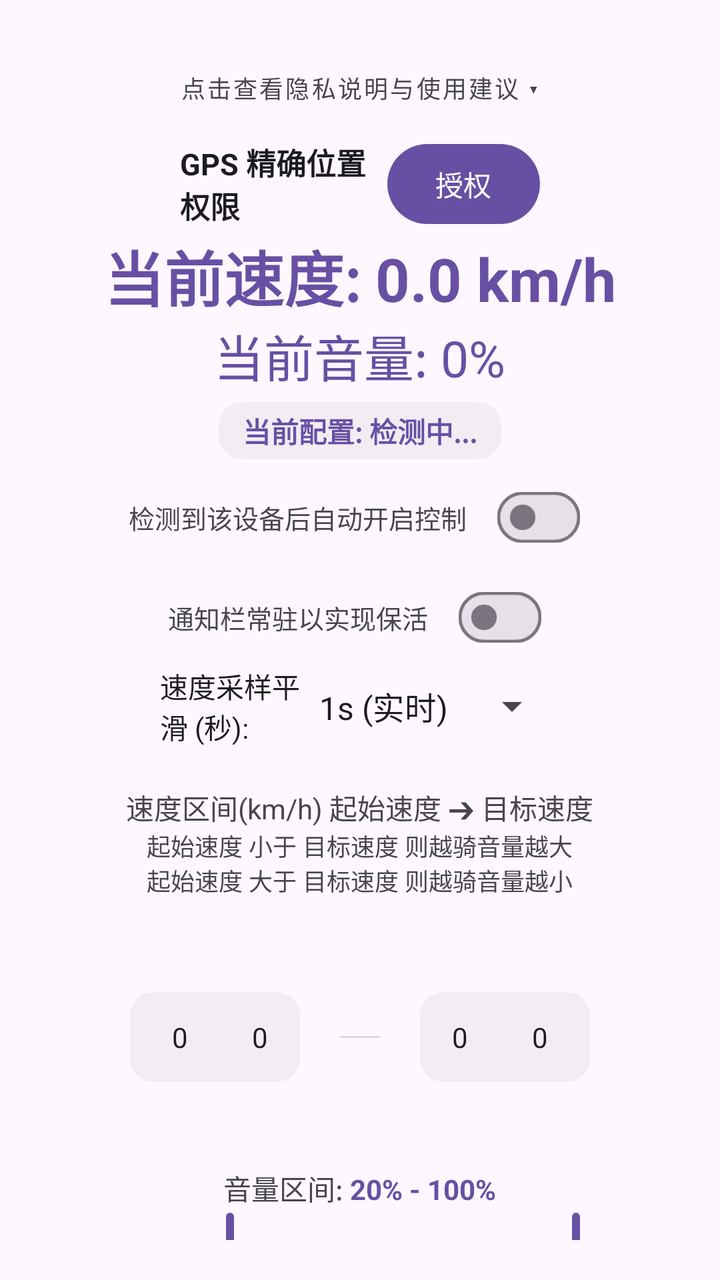
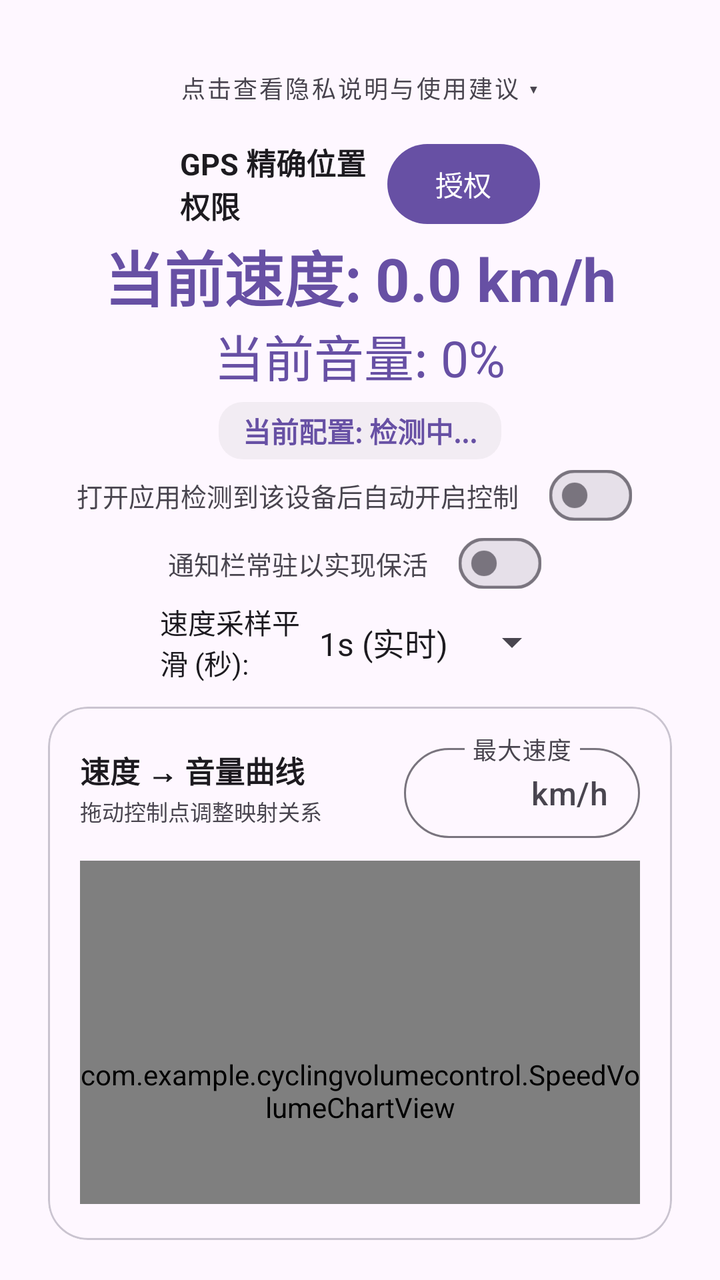

An Android layout rendered at two revisions. The XML below is the earlier revision; the diff shows what the commit changed to produce the second picture.
<!-- AndroidManifest.xml: application theme Theme.CyclingVolumeControl -->
<!-- res/layout/activity_main.xml -->
<?xml version="1.0" encoding="utf-8"?>
<LinearLayout xmlns:android="http://schemas.android.com/apk/res/android"
    android:id="@+id/main"
    android:layout_width="match_parent"
    android:layout_height="match_parent"
    android:orientation="vertical"
    android:padding="20dp"
    android:gravity="top|center_horizontal"
    android:background="?android:attr/colorBackground">

    
    <LinearLayout
        android:layout_width="match_parent"
        android:layout_height="wrap_content"
        android:orientation="vertical"
        android:gravity="center_horizontal"
        android:padding="0dp">

        <Button
            android:id="@+id/btnShowPrivacy"
            style="@style/Widget.MaterialComponents.Button.TextButton"
            android:layout_width="wrap_content"
            android:layout_height="wrap_content"
            android:text="点击查看隐私说明与使用建议 ▾"
            android:textSize="12sp"
            android:textColor="?android:attr/textColorSecondary" />

        
    </LinearLayout>


    
    <LinearLayout
        android:layout_width="match_parent"
        android:layout_height="wrap_content"
        android:orientation="horizontal"
        android:gravity="center_vertical"
        android:layout_marginBottom="0dp"
        android:paddingHorizontal="70dp">

        <TextView
            android:layout_width="0dp"
            android:layout_weight="1"
            android:layout_height="wrap_content"
            android:text="GPS 精确位置权限"
            android:textSize="15sp"
            android:textStyle="bold"
            android:textColor="?android:attr/textColorPrimary" />

        <Button
            android:id="@+id/btnPermissionFine"
            android:layout_width="wrap_content"
            android:layout_height="wrap_content"
            android:text="授权"
            android:minWidth="10dp" />
    </LinearLayout>

    
    <TextView
        android:id="@+id/speedText"
        android:layout_width="wrap_content"
        android:layout_height="wrap_content"
        android:text="当前速度: 0.0 km/h"
        android:textSize="30sp"
        android:textColor="?android:attr/colorPrimary"
        android:textStyle="bold" />

    <TextView
        android:id="@+id/volumeText"
        android:layout_width="wrap_content"
        android:layout_height="wrap_content"
        android:layout_marginTop="0dp"
        android:text="当前音量: 0%"
        android:textSize="25sp"
        android:textColor="?android:attr/colorPrimary"/>

    
    <TextView
        android:id="@+id/deviceTypeText"
        android:layout_width="wrap_content"
        android:layout_height="wrap_content"
        android:layout_marginTop="5dp"
        android:text="当前配置: 检测中..."
        android:textSize="14sp"
        android:paddingHorizontal="12dp"
        android:paddingVertical="4dp"
        android:background="@drawable/bg_picker_selection"
        android:textColor="?android:attr/colorPrimary"
        android:textStyle="bold" />

    
    <LinearLayout
        android:layout_width="wrap_content"
        android:layout_height="wrap_content"
        android:orientation="horizontal"
        android:gravity="center_vertical"
        android:layout_marginTop="5dp">

        <TextView
            android:layout_width="wrap_content"
            android:layout_height="wrap_content"
            android:text="检测到该设备后自动开启控制"
            android:textSize="13sp"
            android:textColor="?android:attr/textColorSecondary" />

        <com.google.android.material.materialswitch.MaterialSwitch
            android:id="@+id/autoStartSwitch"
            android:layout_width="wrap_content"
            android:layout_height="wrap_content"
            android:layout_marginStart="10dp"
            android:scaleX="0.8"
            android:scaleY="0.8" />
    </LinearLayout>

    
    <LinearLayout
        android:layout_width="wrap_content"
        android:layout_height="wrap_content"
        android:orientation="horizontal"
        android:gravity="center_vertical"
        android:layout_marginTop="2dp">

        <TextView
            android:layout_width="wrap_content"
            android:layout_height="wrap_content"
            android:text="通知栏常驻以实现保活"
            android:textSize="13sp"
            android:textColor="?android:attr/textColorSecondary" />

        <com.google.android.material.materialswitch.MaterialSwitch
            android:id="@+id/persistNotifSwitch"
            android:layout_width="wrap_content"
            android:layout_height="wrap_content"
            android:layout_marginStart="10dp"
            android:scaleX="0.8"
            android:scaleY="0.8" />
    </LinearLayout>

    
    <LinearLayout
        android:layout_width="match_parent"
        android:layout_height="wrap_content"
        android:orientation="horizontal"
        android:gravity="center_vertical"
        android:layout_marginTop="0dp"
        android:paddingHorizontal="60dp">

        <TextView
            android:layout_width="0dp"
            android:layout_height="wrap_content"
            android:layout_weight="1"
            android:text="速度采样平滑 (秒):"
            android:textColor="?android:attr/textColorPrimary"
            android:textSize="14sp" />

        <Spinner
            android:id="@+id/samplingSpinner"
            android:layout_width="wrap_content"
            android:layout_height="wrap_content"
            android:minHeight="30dp"
            android:entries="@array/sampling_options" />
    </LinearLayout>

    
    <LinearLayout
        android:layout_width="match_parent"
        android:layout_height="wrap_content"
        android:orientation="vertical"
        android:layout_marginTop="20dp"
        android:paddingHorizontal="30dp">

        
        <TextView
            android:layout_width="wrap_content"
            android:layout_height="wrap_content"
            android:text="速度区间(km/h) 起始速度 ➔ 目标速度"
            android:textSize="14sp"
            android:textColor="?android:attr/textColorSecondary"
            android:layout_gravity="center_horizontal"
            android:layout_marginBottom="0dp"/>

        <TextView
            android:layout_width="wrap_content"
            android:layout_height="wrap_content"
            android:text="起始速度 小于 目标速度 则越骑音量越大\n起始速度 大于 目标速度 则越骑音量越小"
            android:textSize="12sp"
            android:textColor="?android:attr/textColorSecondary"
            android:layout_gravity="center_horizontal" />

        
        <FrameLayout
            android:layout_width="match_parent"
            android:layout_height="120dp"
            android:layout_marginTop="10dp">

            
            <LinearLayout
                android:layout_width="match_parent"
                android:layout_height="match_parent"
                android:orientation="horizontal"
                android:gravity="center">

                
                <View
                    android:layout_width="85dp"
                    android:layout_height="45dp"
                    android:background="@drawable/bg_picker_selection" />

                
                <View
                    android:layout_width="60dp"
                    android:layout_height="match_parent" />

                
                <View
                    android:layout_width="85dp"
                    android:layout_height="45dp"
                    android:background="@drawable/bg_picker_selection" />
            </LinearLayout>

            
            <LinearLayout
                android:layout_width="match_parent"
                android:layout_height="match_parent"
                android:orientation="horizontal"
                android:gravity="center">

                
                <NumberPicker
                    android:id="@+id/npMinTen"
                    android:layout_width="40dp"
                    android:layout_height="match_parent"
                    android:selectionDividerHeight="0dp" />
                <NumberPicker
                    android:id="@+id/npMinUnit"
                    android:layout_width="40dp"
                    android:layout_height="match_parent"
                    android:selectionDividerHeight="0dp" />

                
                <View
                    android:layout_width="20dp"
                    android:layout_height="1dp"
                    android:background="?android:attr/listDivider"
                    android:layout_marginHorizontal="20dp"/>

                
                <NumberPicker
                    android:id="@+id/npMaxTen"
                    android:layout_width="40dp"
                    android:layout_height="match_parent"
                    android:selectionDividerHeight="0dp" />
                <NumberPicker
                    android:id="@+id/npMaxUnit"
                    android:layout_width="40dp"
                    android:layout_height="match_parent"
                    android:selectionDividerHeight="0dp" />
            </LinearLayout>
        </FrameLayout>

        
        <LinearLayout
            android:layout_width="wrap_content"
            android:layout_height="wrap_content"
            android:orientation="horizontal"
            android:layout_marginTop="5dp"
            android:layout_gravity="center_horizontal">

            <TextView
                android:layout_width="wrap_content"
                android:layout_height="wrap_content"
                android:text="音量区间: "
                android:textSize="14sp"
                android:textColor="?android:attr/textColorSecondary"/>

            <TextView
                android:id="@+id/volumeRangeText"
                android:layout_width="wrap_content"
                android:layout_height="wrap_content"
                android:text="20% - 100%"
                android:textSize="14sp"
                android:textStyle="bold"
                android:textColor="?android:attr/colorPrimary"/>
        </LinearLayout>

        
        <com.google.android.material.slider.RangeSlider
            android:id="@+id/volumeRangeSlider"
            android:layout_width="match_parent"
            android:layout_height="wrap_content"
            android:valueFrom="0.0"
            android:valueTo="100.0"
            app:values="@array/initial_range_values"
            app:labelBehavior="gone"
            xmlns:app="http://schemas.android.com/apk/res-auto"
            app:thumbColor="?android:attr/colorPrimary"
            app:trackColorActive="?android:attr/colorPrimary"
            app:trackColorInactive="?android:attr/colorControlNormal" />
    </LinearLayout>

    
    <Button
        android:id="@+id/btnStart"
        android:layout_width="200dp"
        android:layout_height="50dp"
        android:layout_marginTop="20dp"
        android:backgroundTint="?android:attr/colorPrimary"
        android:enabled="false"
        android:text="开始控制音量"
        android:textSize="20sp"
        style="@style/Widget.MaterialComponents.Button"
        android:textColor="?attr/colorOnPrimary"
        xmlns:app="http://schemas.android.com/apk/res-auto"
        app:cornerRadius="25dp" />

    <TextView
        android:layout_width="match_parent"
        android:layout_height="wrap_content"
        android:background="?android:attr/selectableItemBackground"
        android:padding="16dp"
        android:text="当前速度与音量开始控制后才会实时更新。\n控制过程中无法调节速度区间与音量区间，如需调节请先暂停控制。"
        android:textColor="?android:attr/textColorSecondary"
        android:textSize="12sp"
        android:lineSpacingExtra="4dp"
        android:layout_marginBottom="0dp" />

</LinearLayout>
<!-- resources referenced by this layout -->
<resources>
  <array name="initial_range_values">
          <item>20.0</item>
          <item>100.0</item>
      </array>
  <string-array name="sampling_options">
          <item>1s (实时)</item>
          <item>3s (平滑)</item>
          <item>5s (极稳)</item>
      </string-array>
  <!-- drawable bg_picker_selection (drawable) -->
  <?xml version="1.0" encoding="utf-8"?>
  <shape xmlns:android="http://schemas.android.com/apk/res/android">
      <solid android:color="#1A888888" /> 
      <corners android:radius="12dp" />
  </shape>
  <style name="Theme.CyclingVolumeControl" parent="Base.Theme.CyclingVolumeControl" />
  <style name="Base.Theme.CyclingVolumeControl" parent="Theme.Material3.DayNight.NoActionBar">
          
          
      </style>
</resources>

<!-- the commit's change to res/layout/activity_main.xml (unified diff, before → after) -->
@@ -91,17 +91,17 @@
     
     <LinearLayout
         android:layout_width="wrap_content"
-        android:layout_height="wrap_content"
-        android:orientation="horizontal"
-        android:gravity="center_vertical"
-        android:layout_marginTop="5dp">
-
-        <TextView
-            android:layout_width="wrap_content"
-            android:layout_height="wrap_content"
-            android:text="检测到该设备后自动开启控制"
-            android:textSize="13sp"
-            android:textColor="?android:attr/textColorSecondary" />
+        android:layout_height="26dp"
+        android:layout_marginTop="5dp"
+        android:gravity="center_vertical"
+        android:orientation="horizontal">
+
+        <TextView
+            android:layout_width="wrap_content"
+            android:layout_height="wrap_content"
+            android:text="打开应用检测到该设备后自动开启控制"
+            android:textColor="?android:attr/textColorSecondary"
+            android:textSize="13sp" />
 
         <com.google.android.material.materialswitch.MaterialSwitch
             android:id="@+id/autoStartSwitch"
@@ -115,17 +115,17 @@
     
     <LinearLayout
         android:layout_width="wrap_content"
-        android:layout_height="wrap_content"
-        android:orientation="horizontal"
-        android:gravity="center_vertical"
-        android:layout_marginTop="2dp">
+        android:layout_height="38dp"
+        android:layout_marginTop="2dp"
+        android:gravity="center_vertical"
+        android:orientation="horizontal">
 
         <TextView
             android:layout_width="wrap_content"
             android:layout_height="wrap_content"
             android:text="通知栏常驻以实现保活"
-            android:textSize="13sp"
-            android:textColor="?android:attr/textColorSecondary" />
+            android:textColor="?android:attr/textColorSecondary"
+            android:textSize="13sp" />
 
         <com.google.android.material.materialswitch.MaterialSwitch
             android:id="@+id/persistNotifSwitch"
@@ -157,153 +157,103 @@
             android:id="@+id/samplingSpinner"
             android:layout_width="wrap_content"
             android:layout_height="wrap_content"
-            android:minHeight="30dp"
+            android:minHeight="3dp"
             android:entries="@array/sampling_options" />
     </LinearLayout>
 
     
-    <LinearLayout
-        android:layout_width="match_parent"
-        android:layout_height="wrap_content"
-        android:orientation="vertical"
-        android:layout_marginTop="20dp"
-        android:paddingHorizontal="30dp">
-
-        
-        <TextView
-            android:layout_width="wrap_content"
-            android:layout_height="wrap_content"
-            android:text="速度区间(km/h) 起始速度 ➔ 目标速度"
-            android:textSize="14sp"
-            android:textColor="?android:attr/textColorSecondary"
-            android:layout_gravity="center_horizontal"
-            android:layout_marginBottom="0dp"/>
-
-        <TextView
-            android:layout_width="wrap_content"
-            android:layout_height="wrap_content"
-            android:text="起始速度 小于 目标速度 则越骑音量越大\n起始速度 大于 目标速度 则越骑音量越小"
-            android:textSize="12sp"
-            android:textColor="?android:attr/textColorSecondary"
-            android:layout_gravity="center_horizontal" />
-
-        
-        <FrameLayout
+    <com.google.android.material.card.MaterialCardView
+        xmlns:app="http://schemas.android.com/apk/res-auto"
+        android:layout_width="match_parent"
+        android:layout_height="wrap_content"
+        android:layout_marginTop="12dp"
+        android:layout_marginHorizontal="4dp"
+        app:cardCornerRadius="20dp"
+        app:cardElevation="0dp"
+        app:strokeWidth="1dp"
+        app:strokeColor="?attr/colorOutlineVariant">
+
+        <LinearLayout
             android:layout_width="match_parent"
-            android:layout_height="120dp"
-            android:layout_marginTop="10dp">
+            android:layout_height="wrap_content"
+            android:orientation="vertical"
+            android:paddingHorizontal="16dp"
+            android:paddingTop="14dp"
+            android:paddingBottom="18dp">
 
             
             <LinearLayout
                 android:layout_width="match_parent"
-                android:layout_height="match_parent"
+                android:layout_height="wrap_content"
                 android:orientation="horizontal"
-                android:gravity="center">
+                android:gravity="center_vertical"
+                android:layout_marginBottom="10dp">
 
                 
-                <View
-                    android:layout_width="85dp"
-                    android:layout_height="45dp"
-                    android:background="@drawable/bg_picker_selection" />
+                <LinearLayout
+                    android:layout_width="0dp"
+                    android:layout_weight="1"
+                    android:layout_height="wrap_content"
+                    android:orientation="vertical">
+
+                    <TextView
+                        android:layout_width="wrap_content"
+                        android:layout_height="wrap_content"
+                        android:text="速度 → 音量曲线"
+                        android:textSize="15sp"
+                        android:textStyle="bold"
+                        android:textColor="?android:attr/textColorPrimary" />
+
+                    <TextView
+                        android:layout_width="wrap_content"
+                        android:layout_height="wrap_content"
+                        android:text="拖动控制点调整映射关系"
+                        android:textSize="11sp"
+                        android:layout_marginTop="1dp"
+                        android:textColor="?android:attr/textColorSecondary" />
+                </LinearLayout>
 
                 
-                <View
-                    android:layout_width="60dp"
-                    android:layout_height="match_parent" />
-
-                
-                <View
-                    android:layout_width="85dp"
-                    android:layout_height="45dp"
-                    android:background="@drawable/bg_picker_selection" />
+                <com.google.android.material.textfield.TextInputLayout
+                    android:layout_width="118dp"
+                    android:layout_height="wrap_content"
+                    style="@style/Widget.Material3.TextInputLayout.OutlinedBox.Dense"
+                    android:hint="最大速度"
+                    app:suffixText="km/h"
+                    app:boxCornerRadiusTopStart="24dp"
+                    app:boxCornerRadiusTopEnd="24dp"
+                    app:boxCornerRadiusBottomStart="24dp"
+                    app:boxCornerRadiusBottomEnd="24dp">
+
+                    <com.google.android.material.textfield.TextInputEditText
+                        android:id="@+id/editMaxSpeedX"
+                        android:layout_width="match_parent"
+                        android:layout_height="wrap_content"
+                        android:inputType="number"
+                        android:text="40"
+                        android:textSize="14sp"
+                        android:gravity="center"
+                        android:imeOptions="actionDone"
+                        android:singleLine="true" />
+
+                </com.google.android.material.textfield.TextInputLayout>
             </LinearLayout>
 
             
-            <LinearLayout
+            <com.example.cyclingvolumecontrol.SpeedVolumeChartView
+                android:id="@+id/speedVolumeChart"
                 android:layout_width="match_parent"
-                android:layout_height="match_parent"
-                android:orientation="horizontal"
-                android:gravity="center">
-
-                
-                <NumberPicker
-                    android:id="@+id/npMinTen"
-                    android:layout_width="40dp"
-                    android:layout_height="match_parent"
-                    android:selectionDividerHeight="0dp" />
-                <NumberPicker
-                    android:id="@+id/npMinUnit"
-                    android:layout_width="40dp"
-                    android:layout_height="match_parent"
-                    android:selectionDividerHeight="0dp" />
-
-                
-                <View
-                    android:layout_width="20dp"
-                    android:layout_height="1dp"
-                    android:background="?android:attr/listDivider"
-                    android:layout_marginHorizontal="20dp"/>
-
-                
-                <NumberPicker
-                    android:id="@+id/npMaxTen"
-                    android:layout_width="40dp"
-                    android:layout_height="match_parent"
-                    android:selectionDividerHeight="0dp" />
-                <NumberPicker
-                    android:id="@+id/npMaxUnit"
-                    android:layout_width="40dp"
-                    android:layout_height="match_parent"
-                    android:selectionDividerHeight="0dp" />
-            </LinearLayout>
-        </FrameLayout>
-
-        
-        <LinearLayout
-            android:layout_width="wrap_content"
-            android:layout_height="wrap_content"
-            android:orientation="horizontal"
-            android:layout_marginTop="5dp"
-            android:layout_gravity="center_horizontal">
-
-            <TextView
-                android:layout_width="wrap_content"
-                android:layout_height="wrap_content"
-                android:text="音量区间: "
-                android:textSize="14sp"
-                android:textColor="?android:attr/textColorSecondary"/>
-
-            <TextView
-                android:id="@+id/volumeRangeText"
-                android:layout_width="wrap_content"
-                android:layout_height="wrap_content"
-                android:text="20% - 100%"
-                android:textSize="14sp"
-                android:textStyle="bold"
-                android:textColor="?android:attr/colorPrimary"/>
+                android:layout_height="230dp" />
+
         </LinearLayout>
-
-        
-        <com.google.android.material.slider.RangeSlider
-            android:id="@+id/volumeRangeSlider"
-            android:layout_width="match_parent"
-            android:layout_height="wrap_content"
-            android:valueFrom="0.0"
-            android:valueTo="100.0"
-            app:values="@array/initial_range_values"
-            app:labelBehavior="gone"
-            xmlns:app="http://schemas.android.com/apk/res-auto"
-            app:thumbColor="?android:attr/colorPrimary"
-            app:trackColorActive="?android:attr/colorPrimary"
-            app:trackColorInactive="?android:attr/colorControlNormal" />
-    </LinearLayout>
+    </com.google.android.material.card.MaterialCardView>
 
     
     <Button
         android:id="@+id/btnStart"
         android:layout_width="200dp"
         android:layout_height="50dp"
-        android:layout_marginTop="20dp"
+        android:layout_marginTop="10dp"
         android:backgroundTint="?android:attr/colorPrimary"
         android:enabled="false"
         android:text="开始控制音量"
<!-- resource entries referenced after the edit -->
@@ -1,9 +1,5 @@
 <!-- resources referenced by this layout -->
 <resources>
-  <array name="initial_range_values">
-          <item>20.0</item>
-          <item>100.0</item>
-      </array>
   <string-array name="sampling_options">
           <item>1s (实时)</item>
           <item>3s (平滑)</item>
